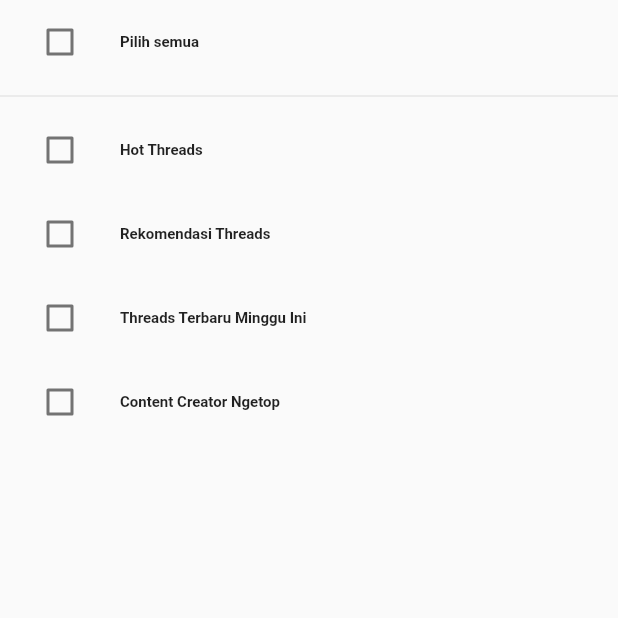
After one commit to KelompokBesar32/Diskusiaza-FE-MOBILE, a Flutter app: the CheckerBox screen opened directly, on a phone screen of 412 x 824 dp, the top half of it. The commit adds this screen. Run offline on Flutter 3.47's test engine with Material 2 defaults, Android fonts, the light colour scheme and no system bars; our stand-ins replace datetime_picker_formfield, dio, fluttertoast, google_fonts, page_transition, shared_preferences and 1 more; accounts and stored records are empty.

Commit message:
update checker_box_explore.dart

```diff
--- a/diskusiaza_mobile/lib/screens/explore/explore_screen.dart
+++ b/diskusiaza_mobile/lib/screens/explore/explore_screen.dart
@@ -1,4 +1,5 @@
 import 'package:diskusiaza_mobile/widgets/bottom_navbar.dart';
+import 'package:diskusiaza_mobile/widgets/checkerbox_explore.dart';
 import 'package:flutter/material.dart';
 import 'package:diskusiaza_mobile/widgets/search_input.dart';
 import 'package:diskusiaza_mobile/widgets/shimmer.dart';
@@ -17,12 +18,14 @@ class ExploreScreen extends StatelessWidget {
         child: Column(
           mainAxisAlignment: MainAxisAlignment.start,
           crossAxisAlignment: CrossAxisAlignment.center,
-          children: const [
+          children: [
             SearchInput(
                 // height: height,
                 // width: width,
                 // contoller: genderController,
                 ),
+            // CheckerBox(),
+            // Container(),
           ],
         ),
       ),
--- /dev/null
+++ b/diskusiaza_mobile/lib/widgets/checkerbox_explore.dart
@@ -0,0 +1,72 @@
+import 'package:flutter/material.dart';
+
+class CheckerBox extends StatefulWidget {
+  const CheckerBox({Key? key}) : super(key: key);
+
+  @override
+  State<CheckerBox> createState() => _CheckerBoxState();
+}
+
+class _CheckerBoxState extends State<CheckerBox> {
+  final allChecked = CheckerBoxModal(title: 'Pilih semua');
+  final checkerBoxList = [
+    CheckerBoxModal(title: 'Hot Threads'),
+    CheckerBoxModal(title: 'Rekomendasi Threads'),
+    CheckerBoxModal(title: 'Threads Terbaru Minggu Ini'),
+    CheckerBoxModal(title: 'Content Creator Ngetop')
+  ];
+  @override
+  Widget build(BuildContext context) {
+    return SafeArea(
+        child: Scaffold(
+      body: ListView(
+        children: [
+          ListTile(
+            onTap: () => onAllClicked(allChecked),
+            leading: Checkbox(
+              value: allChecked.value,
+              onChanged: (value) => onAllClicked(allChecked),
+            ),
+            title: Text(
+              allChecked.title,
+              style: TextStyle(fontSize: 10, fontWeight: FontWeight.bold),
+            ),
+          ),
+          Divider(),
+          ...checkerBoxList.map(
+            (item) => ListTile(
+              onTap: () => onItemClicked(item),
+              leading: Checkbox(
+                value: item.value,
+                onChanged: (value) => onItemClicked(item),
+              ),
+              title: Text(
+                item.title,
+                style: TextStyle(fontSize: 10, fontWeight: FontWeight.bold),
+              ),
+            ),
+          ),
+        ],
+      ),
+    ));
+  }
+
+  onAllClicked(CheckerBoxModal ckbItem) {
+    setState(() {
+      ckbItem.value = !ckbItem.value;
+    });
+  }
+
+  onItemClicked(CheckerBoxModal ckbItem) {
+    setState(() {
+      ckbItem.value = !ckbItem.value;
+    });
+  }
+}
+
+class CheckerBoxModal {
+  String title;
+  bool value;
+
+  CheckerBoxModal({required this.title, this.value = false});
+}
```
